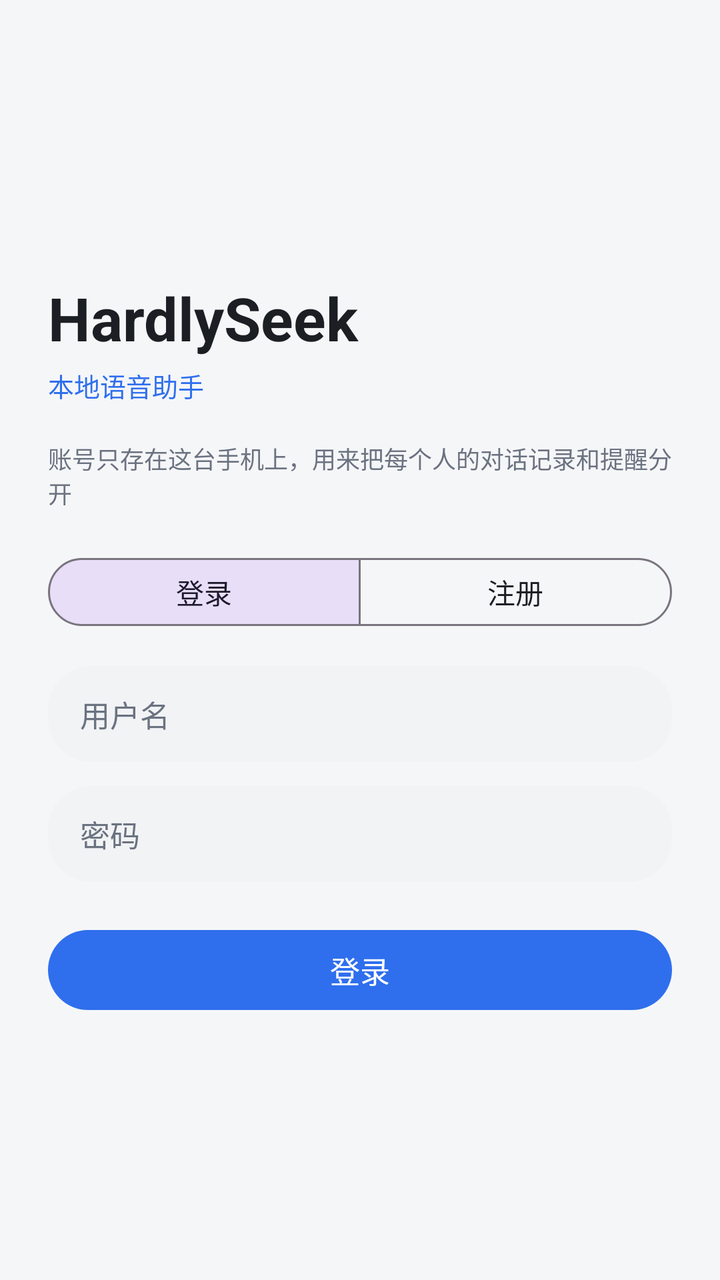
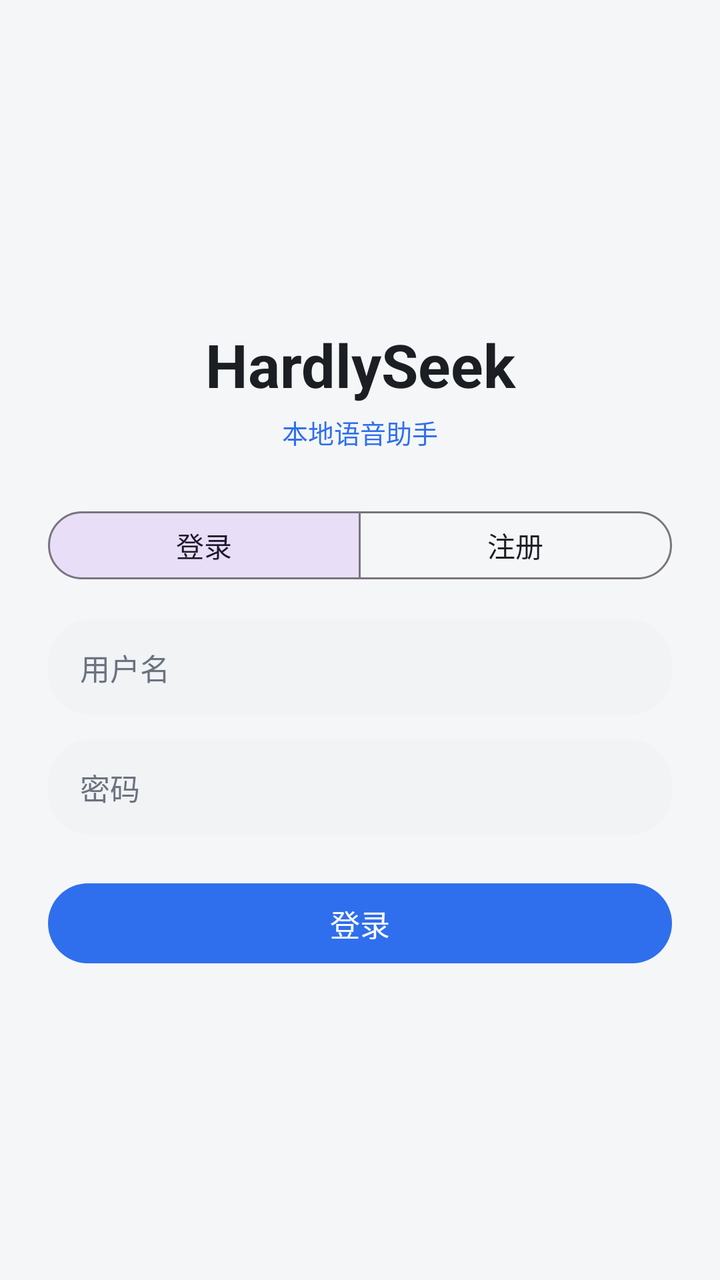

Before-and-after screenshots of an Android layout around one commit, followed by the original layout XML and the change that was made.
<!-- AndroidManifest.xml: application theme Theme.VoiceAssistant -->
<!-- res/layout/activity_login.xml -->
<?xml version="1.0" encoding="utf-8"?>
<ScrollView xmlns:android="http://schemas.android.com/apk/res/android"
    xmlns:app="http://schemas.android.com/apk/res-auto"
    android:layout_width="match_parent"
    android:layout_height="match_parent"
    android:background="@color/bg_app"
    android:fillViewport="true"
    android:scrollbars="none">

    <LinearLayout
        android:layout_width="match_parent"
        android:layout_height="wrap_content"
        android:minHeight="600dp"
        android:gravity="center_vertical"
        android:orientation="vertical"
        android:paddingStart="24dp"
        android:paddingTop="40dp"
        android:paddingEnd="24dp"
        android:paddingBottom="32dp">

        <TextView
            android:layout_width="wrap_content"
            android:layout_height="wrap_content"
            android:text="@string/app_name"
            android:textColor="@color/text_primary"
            android:textSize="30sp"
            android:textStyle="bold" />

        <TextView
            android:id="@+id/tvBrandSub"
            android:layout_width="wrap_content"
            android:layout_height="wrap_content"
            android:layout_marginTop="4dp"
            android:text="@string/login_brand_sub"
            android:textColor="@color/brand_primary"
            android:textSize="13sp" />

        <TextView
            android:id="@+id/tvLoginSubtitle"
            android:layout_width="match_parent"
            android:layout_height="wrap_content"
            android:layout_marginTop="18dp"
            android:text="@string/login_subtitle"
            android:textColor="@color/text_secondary"
            android:textSize="12sp" />

        <com.google.android.material.button.MaterialButtonToggleGroup
            android:id="@+id/toggleAuth"
            android:layout_width="match_parent"
            android:layout_height="wrap_content"
            android:layout_marginTop="20dp"
            app:checkedButton="@+id/btnTabLogin"
            app:selectionRequired="true"
            app:singleSelection="true">

            <com.google.android.material.button.MaterialButton
                android:id="@+id/btnTabLogin"
                style="@style/Widget.Material3.Button.OutlinedButton"
                android:layout_width="0dp"
                android:layout_height="wrap_content"
                android:layout_weight="1"
                android:minHeight="42dp"
                android:text="@string/login_tab_login"
                android:textSize="14sp" />

            <com.google.android.material.button.MaterialButton
                android:id="@+id/btnTabRegister"
                style="@style/Widget.Material3.Button.OutlinedButton"
                android:layout_width="0dp"
                android:layout_height="wrap_content"
                android:layout_weight="1"
                android:minHeight="42dp"
                android:text="@string/login_tab_register"
                android:textSize="14sp" />
        </com.google.android.material.button.MaterialButtonToggleGroup>

        <EditText
            android:id="@+id/etUsername"
            android:layout_width="match_parent"
            android:layout_height="48dp"
            android:layout_marginTop="16dp"
            android:background="@drawable/bg_input"
            android:hint="@string/login_hint_username"
            android:importantForAutofill="no"
            android:inputType="text"
            android:maxLines="1"
            android:paddingStart="16dp"
            android:paddingEnd="16dp"
            android:textColor="@color/text_primary"
            android:textColorHint="@color/text_secondary"
            android:textSize="15sp" />

        <EditText
            android:id="@+id/etPassword"
            android:layout_width="match_parent"
            android:layout_height="48dp"
            android:layout_marginTop="12dp"
            android:background="@drawable/bg_input"
            android:hint="@string/login_hint_password"
            android:importantForAutofill="no"
            android:inputType="textPassword"
            android:maxLines="1"
            android:paddingStart="16dp"
            android:paddingEnd="16dp"
            android:textColor="@color/text_primary"
            android:textColorHint="@color/text_secondary"
            android:textSize="15sp" />

        <EditText
            android:id="@+id/etConfirm"
            android:layout_width="match_parent"
            android:layout_height="48dp"
            android:layout_marginTop="12dp"
            android:background="@drawable/bg_input"
            android:hint="@string/login_hint_confirm"
            android:importantForAutofill="no"
            android:inputType="textPassword"
            android:maxLines="1"
            android:paddingStart="16dp"
            android:paddingEnd="16dp"
            android:textColor="@color/text_primary"
            android:textColorHint="@color/text_secondary"
            android:textSize="15sp"
            android:visibility="gone" />

        <com.google.android.material.button.MaterialButton
            android:id="@+id/btnSubmit"
            android:layout_width="match_parent"
            android:layout_height="48dp"
            android:layout_marginTop="20dp"
            android:text="@string/login_submit_login"
            android:textSize="15sp"
            app:cornerRadius="24dp" />

    </LinearLayout>
</ScrollView>
<!-- resources referenced by this layout -->
<resources>
  <color name="bg_app">#F5F6F8</color>
  <color name="brand_primary">#2F6FED</color>
  <color name="text_primary">#1B1F24</color>
  <color name="text_secondary">#6B7280</color>
  <!-- drawable bg_input (drawable) -->
  <?xml version="1.0" encoding="utf-8"?>
  <shape xmlns:android="http://schemas.android.com/apk/res/android"
      android:shape="rectangle">
      <solid android:color="@color/input_bg" />
      <corners android:radius="22dp" />
  </shape>
  <string name="app_name">HardlySeek</string>
  <string name="login_brand_sub">本地语音助手</string>
  <string name="login_hint_confirm">再输一次密码</string>
  <string name="login_hint_password">密码</string>
  <string name="login_hint_username">用户名</string>
  <string name="login_submit_login">登录</string>
  <string name="login_subtitle">账号只存在这台手机上，用来把每个人的对话记录和提醒分开</string>
  <string name="login_tab_login">登录</string>
  <string name="login_tab_register">注册</string>
  <style name="Theme.VoiceAssistant" parent="Base.Theme.VoiceAssistant" />
  <color name="input_bg">#F1F3F5</color>
  <style name="Base.Theme.VoiceAssistant" parent="Theme.Material3.Light.NoActionBar">
          
          <item name="colorPrimary">@color/brand_primary</item>
          <item name="colorOnPrimary">@color/white</item>
          <item name="colorPrimaryContainer">@color/chip_bg</item>
          <item name="colorOnPrimaryContainer">@color/brand_primary_dark</item>
          <item name="colorSurface">@color/surface</item>
          <item name="colorOnSurface">@color/text_primary</item>
          <item name="colorSurfaceVariant">@color/input_bg</item>
          <item name="colorOnSurfaceVariant">@color/text_secondary</item>
          <item name="android:colorBackground">@color/bg_app</item>
  
          
          <item name="android:windowBackground">@color/bg_app</item>
  
          
          <item name="android:statusBarColor">@android:color/transparent</item>
          <item name="android:navigationBarColor">@android:color/transparent</item>
          <item name="android:windowLightStatusBar">true</item>
          <item name="android:windowLightNavigationBar">true</item>
          <item name="android:windowDrawsSystemBarBackgrounds">true</item>
  
          
          <item name="android:forceDarkAllowed" tools:targetApi="q">false</item>
      </style>
  <color name="white">#FFFFFFFF</color>
  <color name="chip_bg">#EAF1FE</color>
  <color name="brand_primary_dark">#1E4FBF</color>
  <color name="surface">#FFFFFFFF</color>
</resources>

<!-- the commit's change to res/layout/activity_login.xml (unified diff, before → after) -->
@@ -19,8 +19,9 @@
         android:paddingBottom="32dp">
 
         <TextView
-            android:layout_width="wrap_content"
+            android:layout_width="match_parent"
             android:layout_height="wrap_content"
+            android:gravity="center_horizontal"
             android:text="@string/app_name"
             android:textColor="@color/text_primary"
             android:textSize="30sp"
@@ -28,27 +29,19 @@
 
         <TextView
             android:id="@+id/tvBrandSub"
-            android:layout_width="wrap_content"
+            android:layout_width="match_parent"
             android:layout_height="wrap_content"
             android:layout_marginTop="4dp"
+            android:gravity="center_horizontal"
             android:text="@string/login_brand_sub"
             android:textColor="@color/brand_primary"
             android:textSize="13sp" />
-
-        <TextView
-            android:id="@+id/tvLoginSubtitle"
-            android:layout_width="match_parent"
-            android:layout_height="wrap_content"
-            android:layout_marginTop="18dp"
-            android:text="@string/login_subtitle"
-            android:textColor="@color/text_secondary"
-            android:textSize="12sp" />
 
         <com.google.android.material.button.MaterialButtonToggleGroup
             android:id="@+id/toggleAuth"
             android:layout_width="match_parent"
             android:layout_height="wrap_content"
-            android:layout_marginTop="20dp"
+            android:layout_marginTop="26dp"
             app:checkedButton="@+id/btnTabLogin"
             app:selectionRequired="true"
             app:singleSelection="true">
<!-- resource entries referenced after the edit -->
@@ -17,7 +17,6 @@
   <string name="login_hint_password">密码</string>
   <string name="login_hint_username">用户名</string>
   <string name="login_submit_login">登录</string>
-  <string name="login_subtitle">账号只存在这台手机上，用来把每个人的对话记录和提醒分开</string>
   <string name="login_tab_login">登录</string>
   <string name="login_tab_register">注册</string>
   <style name="Theme.VoiceAssistant" parent="Base.Theme.VoiceAssistant" />
